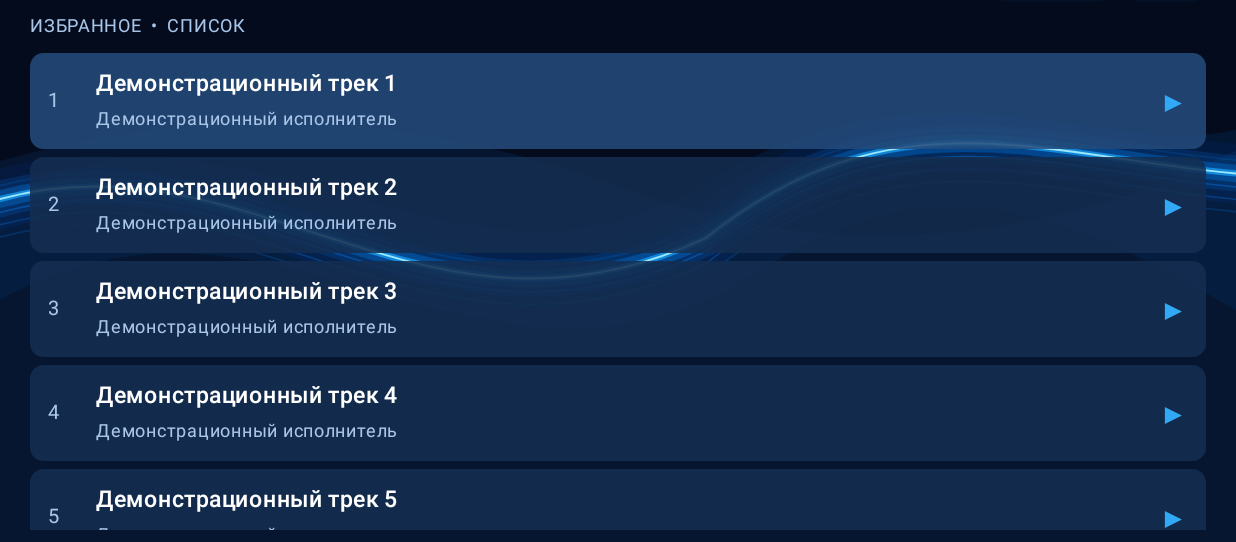
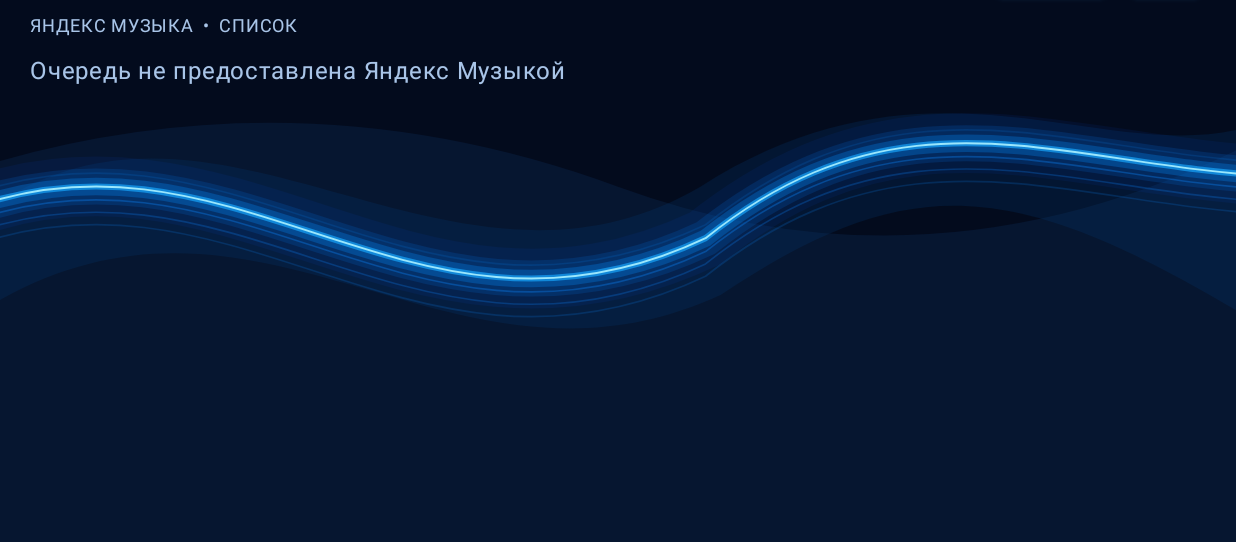
Before and after one commit to Rovert-Magadan/AutoMusic, an Android app built with Jetpack Compose: the screen it shows after launch (MainActivity), after a tap on "Список", on a phone screen of 824 x 412 dp (held sideways), the part 76-618 px from its top. Run offline under Robolectric (Android 15) with nearby library versions, the phone set to English and light mode, and no system bars.

Commit message:
AutoMusic v0.8 connect real Yandex MediaSession metadata transport and diagnostics

```diff
--- a/app/src/main/java/ru/automusic/app/MainActivity.kt
+++ b/app/src/main/java/ru/automusic/app/MainActivity.kt
@@ -1,6 +1,15 @@
 package ru.automusic.app
 
 import android.os.Bundle
+import android.content.Intent
+import android.provider.Settings
+import android.media.MediaMetadata
+import android.media.session.PlaybackState
+import android.media.session.MediaController
+import android.os.SystemClock
+import android.graphics.Bitmap
+import androidx.compose.ui.graphics.asImageBitmap
+import androidx.compose.ui.platform.LocalContext
 import androidx.activity.ComponentActivity
 import androidx.activity.compose.setContent
 import androidx.compose.foundation.Canvas
@@ -62,22 +71,41 @@ class MainActivity : ComponentActivity() {
 
 @Composable
 private fun AutoMusicScreen() {
-    var source by remember { mutableStateOf("Избранное") }
+    val context = LocalContext.current
+    var controller by remember { mutableStateOf<MediaController?>(null) }
+    var metadata by remember { mutableStateOf<MediaMetadata?>(null) }
+    var state by remember { mutableStateOf<PlaybackState?>(null) }
+    var queue by remember { mutableStateOf<List<android.media.session.MediaSession.QueueItem>>(emptyList()) }
     var showList by remember { mutableStateOf(false) }
-    var playing by remember { mutableStateOf(false) }
-    var shuffle by remember { mutableStateOf(false) }
-    var liked by remember { mutableStateOf(false) }
-    var disliked by remember { mutableStateOf(false) }
-    var index by remember { mutableIntStateOf(0) }
     var seconds by remember { mutableIntStateOf(0) }
-    val tracks = remember { (1..24).map { "Демонстрационный трек $it" } }
-    LaunchedEffect(playing, index) {
-        while (playing) {
-            delay(1000)
-            if (seconds >= duration) {
-                index = (index + 1) % tracks.size
-                seconds = 0
-            } else seconds++
+    val duration = ((metadata?.getLong(MediaMetadata.METADATA_KEY_DURATION) ?: 0L) / 1000).toInt().coerceAtLeast(1)
+    val playing = state?.state == PlaybackState.STATE_PLAYING
+    val title = metadata?.getString(MediaMetadata.METADATA_KEY_TITLE) ?: "Запусти Яндекс Музыку"
+    val artist = metadata?.getString(MediaMetadata.METADATA_KEY_ARTIST) ?: "Нажми AutoMusic для разрешения доступа"
+    val artwork = metadata?.getBitmap(MediaMetadata.METADATA_KEY_ALBUM_ART) ?: metadata?.getBitmap(MediaMetadata.METADATA_KEY_ART)
+    val index = queue.indexOfFirst { it.queueId == state?.activeQueueItemId }
+    val tracks = queue.map { it.description.title?.toString() ?: "Трек" }
+    val actions = state?.customActions.orEmpty()
+    val source = "Яндекс Музыка"
+    val shuffle = false
+    val liked = false
+    val disliked = false
+    fun custom(vararg names: String) {
+        val action = actions.firstOrNull { a -> names.any { n -> a.name.toString().equals(n, true) } }
+        if (action != null) controller?.transportControls?.sendCustomAction(action, action.extras)
+        else android.widget.Toast.makeText(context, "Команда не предоставлена Яндекс Музыкой", android.widget.Toast.LENGTH_SHORT).show()
+    }
+    LaunchedEffect(Unit) {
+        while (true) {
+            val c = yandexController(context)
+            controller = c
+            metadata = c?.metadata
+            state = c?.playbackState
+            queue = c?.queue.orEmpty()
+            val p = state
+            val elapsed = if (p?.state == PlaybackState.STATE_PLAYING && p.lastPositionUpdateTime > 0) ((SystemClock.elapsedRealtime() - p.lastPositionUpdateTime) * p.playbackSpeed).toLong() else 0L
+            seconds = (((p?.position ?: 0L) + elapsed).coerceAtLeast(0L) / 1000).toInt()
+            delay(500)
         }
     }
     BoxWithConstraints(Modifier.fillMaxSize().background(navy)) {
@@ -87,23 +115,24 @@ private fun AutoMusicScreen() {
         val gap = if (short) 6.dp else 12.dp
         Column(Modifier.fillMaxSize().padding(horizontal = if (narrow) 10.dp else 20.dp, vertical = if (short) 8.dp else 18.dp), verticalArrangement = Arrangement.spacedBy(gap)) {
             Row(Modifier.fillMaxWidth(), verticalAlignment = Alignment.CenterVertically, horizontalArrangement = Arrangement.SpaceBetween) {
-                Text("♫ AutoMusic", color = yellow, fontWeight = FontWeight.Bold, fontSize = if (narrow) 18.sp else 25.sp)
+                Text("♫ AutoMusic", modifier = Modifier.clickable { context.startActivity(Intent(Settings.ACTION_NOTIFICATION_LISTENER_SETTINGS)) }, color = yellow, fontWeight = FontWeight.Bold, fontSize = if (narrow) 18.sp else 25.sp)
                 Row(horizontalArrangement = Arrangement.spacedBy(6.dp)) {
                     Spacer(Modifier.width(if (narrow) 48.dp else 64.dp))
-                    ShuffleButton(shuffle, { shuffle = !shuffle })
-                    Control(if (source == "Избранное") "Моя волна" else "Избранное", { source = if (source == "Избранное") "Моя волна" else "Избранное"; index = 0; seconds = 0 }, height = 42.dp, small = true)
+                    ShuffleButton(shuffle, { custom("Перемешать", "Shuffle") })
+                    Control("Моя волна", { custom("Моя волна", "My Wave") }, height = 42.dp, small = true)
                     Control(if (showList) "Плеер" else "Список", { showList = !showList }, height = 42.dp, small = true)
                 }
             }
             Text(source.uppercase() + if (showList) "  •  СПИСОК" else "  •  СЕЙЧАС ИГРАЕТ", color = pale, fontSize = 12.sp)
             if (showList) {
                 LazyColumn(Modifier.weight(1f).fillMaxWidth(), verticalArrangement = Arrangement.spacedBy(5.dp)) {
+                    if (tracks.isEmpty()) item { Text("Очередь не предоставлена Яндекс Музыкой", color = pale) }
                     itemsIndexed(tracks) { i, title ->
-                        Row(Modifier.fillMaxWidth().background(if (i == index) Color(0xDD244B7B) else panel, RoundedCornerShape(9.dp)).clickable { index = i; seconds = 0; playing = true; showList = false }.padding(horizontal = 12.dp, vertical = if (short) 8.dp else 13.dp), verticalAlignment = Alignment.CenterVertically) {
+                        Row(Modifier.fillMaxWidth().background(if (i == index) Color(0xDD244B7B) else panel, RoundedCornerShape(9.dp)).clickable { controller?.transportControls?.skipToQueueItem(queue[i].queueId); showList = false }.padding(horizontal = 12.dp, vertical = if (short) 8.dp else 13.dp), verticalAlignment = Alignment.CenterVertically) {
                             Text("${i + 1}", color = pale, modifier = Modifier.width(32.dp), fontSize = 13.sp)
                             Column(Modifier.weight(1f)) {
                                 Text(title, color = Color.White, fontWeight = FontWeight.SemiBold, maxLines = 1, fontSize = 15.sp)
-                                Text("Демонстрационный исполнитель", color = pale, fontSize = 12.sp, maxLines = 1)
+                                Text(queue[i].description.subtitle?.toString().orEmpty(), color = pale, fontSize = 12.sp, maxLines = 1)
                             }
                             Text(if (i == index && playing) "♫" else "▶", color = blue, fontSize = 19.sp)
                         }
@@ -112,18 +141,18 @@ private fun AutoMusicScreen() {
             } else {
                 if (narrow) {
                     Row(Modifier.fillMaxWidth(), verticalAlignment = Alignment.CenterVertically, horizontalArrangement = Arrangement.spacedBy(12.dp)) {
-                        Cover(if (short) 58.dp else 90.dp)
+                        Cover(if (short) 58.dp else 90.dp, artwork)
                         Column(Modifier.weight(1f)) {
-                            Text(tracks[index], color = Color.White, fontWeight = FontWeight.Bold, fontSize = 19.sp, maxLines = 1, overflow = TextOverflow.Ellipsis)
-                            Text("Демонстрационный исполнитель", color = pale, fontSize = 13.sp, maxLines = 1)
+                            Text(title, color = Color.White, fontWeight = FontWeight.Bold, fontSize = 19.sp, maxLines = 1, overflow = TextOverflow.Ellipsis)
+                            Text(artist, color = pale, fontSize = 13.sp, maxLines = 1)
                         }
                     }
                 } else {
                     Row(Modifier.weight(1f), horizontalArrangement = Arrangement.spacedBy(22.dp), verticalAlignment = Alignment.CenterVertically) {
-                        Cover(if (short) 100.dp else 210.dp)
+                        Cover(if (short) 100.dp else 210.dp, artwork)
                         Column(Modifier.weight(1f), verticalArrangement = Arrangement.spacedBy(8.dp)) {
-                            Text(tracks[index], color = Color.White, fontWeight = FontWeight.Bold, fontSize = 30.sp)
-                            Text("Демонстрационный исполнитель", color = pale, fontSize = 19.sp)
+                            Text(title, color = Color.White, fontWeight = FontWeight.Bold, fontSize = 30.sp)
+                            Text(artist, color = pale, fontSize = 19.sp)
                         }
                     }
                 }
@@ -139,26 +168,26 @@ private fun AutoMusicScreen() {
                     val reactionHeight = minOf(if (short) 58.dp else 72.dp, (transportTop - 13.5.dp - 8.dp).coerceAtLeast(1.dp))
                     val reactionWidth = minOf(if (short) 112.dp else 150.dp, buttonWidth)
                     Column(Modifier.fillMaxWidth(), verticalArrangement = Arrangement.spacedBy(0.dp)) {
-                        ProgressSeek(seconds, { seconds = it })
+                        ProgressSeek(seconds, duration, { controller?.transportControls?.seekTo(it * 1000L) })
                         Row(Modifier.fillMaxWidth(), horizontalArrangement = Arrangement.SpaceBetween) {
                             Text(time(seconds), color = pale, fontSize = 11.sp)
                             Text(time(duration), color = pale, fontSize = 11.sp)
                         }
                     }
                     Box(Modifier.offset(x = leftCenter - reactionWidth / 2, y = reactionCenterY - reactionHeight / 2).width(reactionWidth)) {
-                        SymbolButton(true, liked, { liked = !liked; if (liked) disliked = false }, reactionHeight)
+                        SymbolButton(true, liked, { custom("Лайк", "Like", "Нравится") }, reactionHeight)
                     }
                     Box(Modifier.offset(x = rightCenter - reactionWidth / 2, y = reactionCenterY - reactionHeight / 2).width(reactionWidth)) {
-                        SymbolButton(false, disliked, { disliked = !disliked; if (disliked) liked = false }, reactionHeight)
+                        SymbolButton(false, disliked, { custom("Дизлайк", "Dislike", "Не нравится") }, reactionHeight)
                     }
                 }
                 Row(Modifier.fillMaxWidth().height(if (short) 75.dp else 100.dp), horizontalArrangement = Arrangement.spacedBy(9.dp), verticalAlignment = Alignment.CenterVertically) {
-                    Box(Modifier.weight(1f)) { Control("⏮", { index = (index + tracks.size - 1) % tracks.size; seconds = 0 }, full = true, height = if (short) 64.dp else 76.dp, fontSize = 30) }
-                    Box(Modifier.weight(1f)) { Control(if (playing) "Ⅱ" else "▶", { playing = !playing }, full = true, accent = true, height = if (short) 64.dp else 76.dp, fontSize = 30) }
-                    Box(Modifier.weight(1f)) { Control("⏭", { index = (index + 1) % tracks.size; seconds = 0 }, full = true, height = if (short) 64.dp else 76.dp, fontSize = 30) }
+                    Box(Modifier.weight(1f)) { Control("⏮", { controller?.transportControls?.skipToPrevious() }, full = true, height = if (short) 64.dp else 76.dp, fontSize = 30) }
+                    Box(Modifier.weight(1f)) { Control(if (playing) "Ⅱ" else "▶", { if (playing) controller?.transportControls?.pause() else controller?.transportControls?.play() }, full = true, accent = true, height = if (short) 64.dp else 76.dp, fontSize = 30) }
+                    Box(Modifier.weight(1f)) { Control("⏭", { controller?.transportControls?.skipToNext() }, full = true, height = if (short) 64.dp else 76.dp, fontSize = 30) }
                 }
             }
-            if (!short) Text("ПРОТОТИП • без подключения к Яндекс Музыке", color = pale, fontSize = 10.sp)
+            if (!short) Text("v0.8 • MediaSession", color = pale, fontSize = 10.sp)
         }
     }
 }
@@ -166,14 +195,14 @@ private fun AutoMusicScreen() {
 private fun time(seconds: Int) = "%d:%02d".format(seconds / 60, seconds % 60)
 
 @Composable
-private fun ProgressSeek(seconds: Int, onSeek: (Int) -> Unit) {
+private fun ProgressSeek(seconds: Int, duration: Int, onSeek: (Int) -> Unit) {
     var widthPx by remember { mutableFloatStateOf(1f) }
-    val fraction = seconds.toFloat() / duration
+    val fraction = (seconds.toFloat() / duration).coerceIn(0f, 1f)
     Canvas(
         Modifier.fillMaxWidth().height(27.dp)
             .onSizeChanged { widthPx = it.width.toFloat().coerceAtLeast(1f) }
-            .pointerInput(Unit) { detectTapGestures { onSeek(((it.x / widthPx).coerceIn(0f, 1f) * duration).toInt()) } }
-            .pointerInput(Unit) { detectDragGestures(onDragStart = { onSeek(((it.x / widthPx).coerceIn(0f, 1f) * duration).toInt()) }) { change, _ ->
+            .pointerInput(duration) { detectTapGestures { onSeek(((it.x / widthPx).coerceIn(0f, 1f) * duration).toInt()) } }
+            .pointerInput(duration) { detectDragGestures(onDragStart = { onSeek(((it.x / widthPx).coerceIn(0f, 1f) * duration).toInt()) }) { change, _ ->
                 onSeek(((change.position.x / widthPx).coerceIn(0f, 1f) * duration).toInt())
                 change.consume()
             } }
@@ -222,7 +251,11 @@ private fun ShuffleButton(active: Boolean, onClick: () -> Unit) {
 }
 
 @Composable
-private fun Cover(size: Dp) {
+private fun Cover(size: Dp, artwork: Bitmap? = null) {
+    if (artwork != null) {
+        Image(artwork.asImageBitmap(), contentDescription = null, modifier = Modifier.size(size).clip(RoundedCornerShape(12.dp)), contentScale = ContentScale.Crop)
+        return
+    }
     Box(Modifier.size(size).background(Brush.linearGradient(listOf(Color(0xFF194B86), Color(0xFF0C1B3B))), RoundedCornerShape(12.dp)), contentAlignment = Alignment.Center) {
         Text("♫", color = blue, fontSize = (size.value * 0.52f).sp)
     }
```
